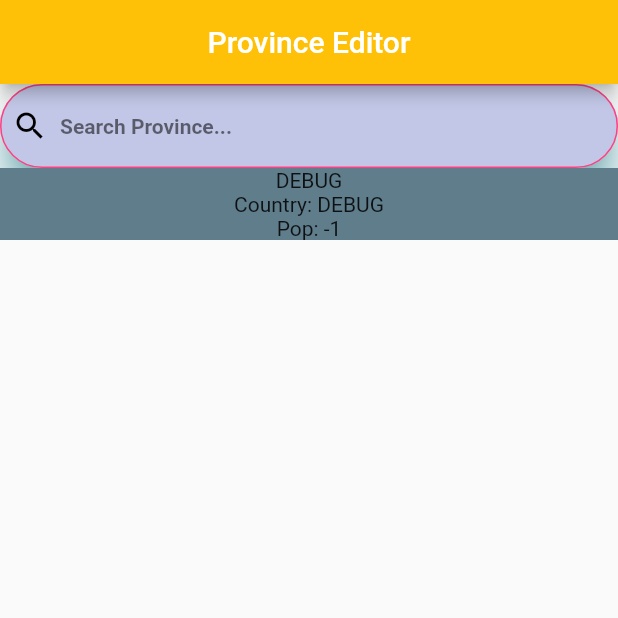
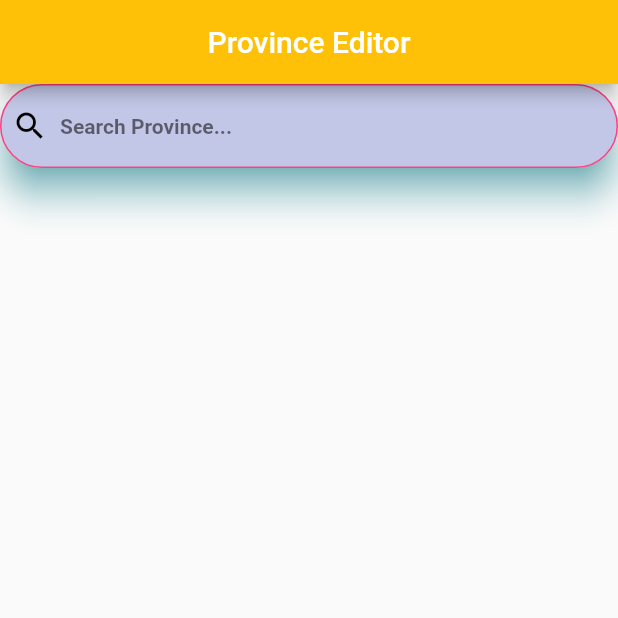
Before and after one commit to vkSegfault/proveditor_fe, a Flutter app: the screen it shows after launch, on a phone screen of 412 x 824 dp, the top half of it. Run offline on Flutter 3.47's test engine with Material 2 defaults, Android fonts, the light colour scheme and no system bars; our stand-ins replace dio.

Commit message:
working elasticsearch query with dynamic draw of all results

```diff
--- a/lib/main.dart
+++ b/lib/main.dart
@@ -1,5 +1,4 @@
 import 'package:flutter/material.dart';
-import 'dart:convert';
 import 'package:dio/dio.dart';
 
 void main() {
@@ -59,7 +58,6 @@ class _HomePageState extends State<HomePage> {
             onChanged: (String value) { getProvince(value); },
             onSubmitted: (String value) { getProvince(value); },  // when enter button is clicked
           ),
-          Container( color: Colors.blueGrey, alignment: AlignmentDirectional.center, child: provinceView ),
           Container( color: Colors.blue, alignment: AlignmentDirectional.center, child: provinceList ),
         ],
         ),
@@ -87,7 +85,7 @@ class _HomePageState extends State<HomePage> {
         for ( final prov in response.data['hits']['hits'] ) {
 
           String provinceName = prov['_source']['name'];
-          String country = "## NOT IMPLEMENTED";
+          String country = prov['_source']['country']['name'];
           int pop = prov['_source']['pop'];
 
           print( provinceName );
```
